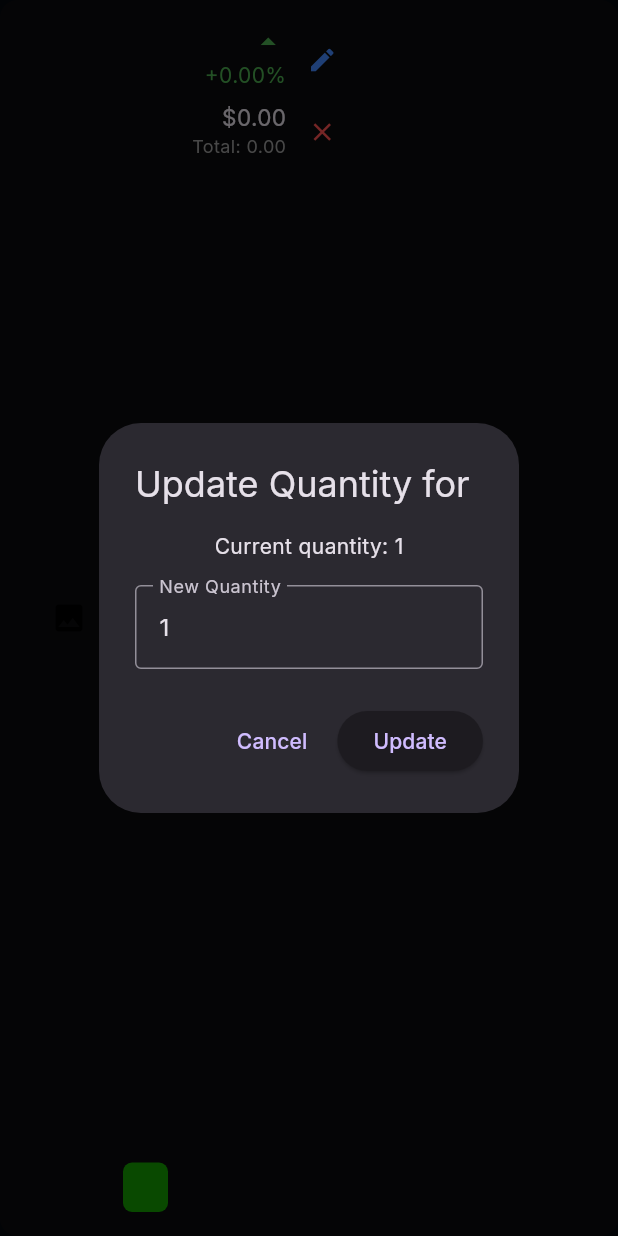
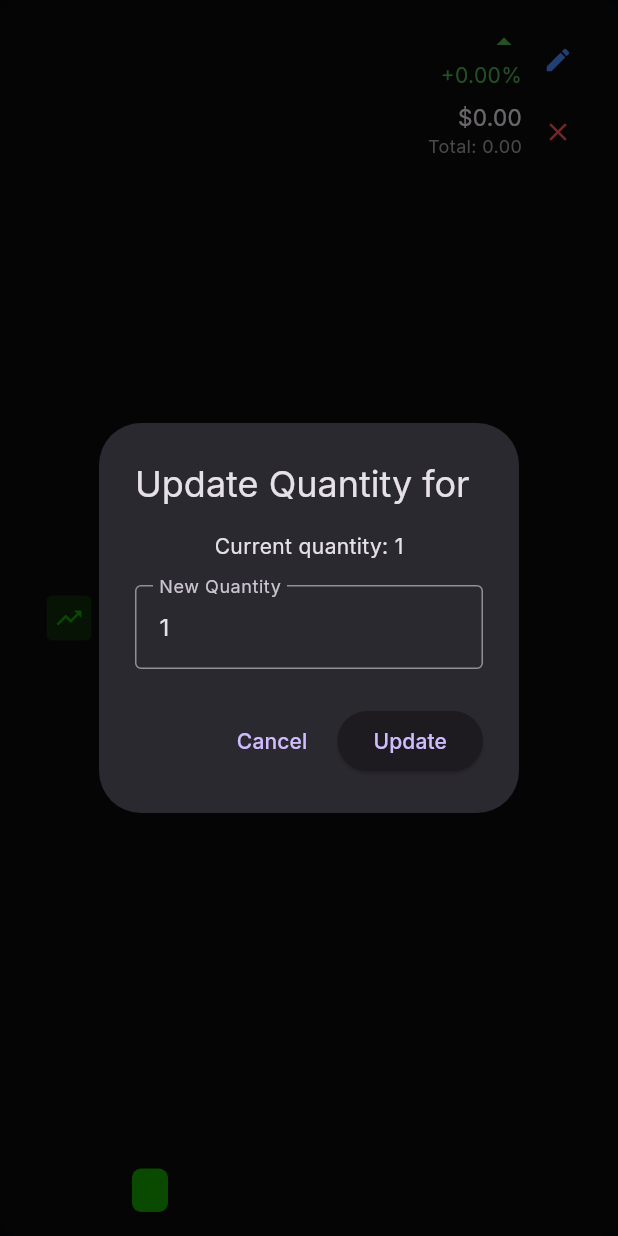
Before and after one commit to MadebyDaris/dogonomics, a Flutter app: the StockCard widget shown alone on an empty page, opened directly with empty values, after a tap on the "edit" icon, on a phone screen of 412 x 824 dp. Run offline on Flutter 3.47's test engine with Material 3 defaults, Android fonts, the phone set to English and light mode, and no system bars; our stand-ins replace cloud_firestore, dio, firebase_auth, firebase_core, fl_chart, google_fonts and 1 more; accounts and stored records are empty; network calls fail.

Commit message:
minor fixes

```diff
--- a/lib/backend/dogonomicsApi.dart
+++ b/lib/backend/dogonomicsApi.dart
@@ -1,6 +1,36 @@
 import 'dart:convert';
 
 import 'package:http/http.dart' as http;
+
+class CompanyProfile {
+  final String symbol;
+  final String name;
+  final String logo;
+  final String description;
+  final String exchange;
+  final String website;
+
+  CompanyProfile({
+    required this.symbol,
+    required this.name,
+    required this.logo,
+    required this.description,
+    required this.exchange,
+    required this.website,
+  });
+
+  factory CompanyProfile.fromJson(Map<String, dynamic> json) {
+    return CompanyProfile(
+      symbol: json['symbol'] ?? '',
+      name: json['name'] ?? '',
+      logo: json['logo'] ?? '',
+      description: json['description'] ?? '',
+      exchange: json['exchange'] ?? '',
+      website: json['website'] ?? '',
+    );
+  }
+}
+
 
 class StockData {
   final String companyName;
@@ -201,9 +231,11 @@ class DogonomicsAPI {
         final data = json.decode(response.body);
         return CompanyProfile.fromJson(data);
       } else {
+        print('Failed to load company profile for $symbol: ${response.statusCode}');
         return null;
       }
     } catch (e) {
+      print('Error loading company profile for $symbol: $e');
       return null;
     }
   }
--- a/lib/backend/stockHandler.dart
+++ b/lib/backend/stockHandler.dart
@@ -24,7 +24,8 @@ class StockCard extends StatefulWidget {
 }
 
 class _StockCardState extends State<StockCard> {
-  String? logoPath;
+  String? logoUrl;
+  bool isLoadingLogo = true;
 
   @override
   void initState() {
@@ -34,16 +35,27 @@ class _StockCardState extends State<StockCard> {
 
   Future<void> _loadLogo() async {
     try {
-      final profile = await DogonomicsApi().getCompanyProfile(widget.stock.symbol);
-      if (profile != null && profile.logo.isNotEmpty) {
+      final profile = await DogonomicsAPI.getCompanyProfile(widget.stock.symbol);
+      if (mounted && profile != null && profile.logo.isNotEmpty) {
         setState(() {
-          logoPath = profile.logo;
+          logoUrl = profile.logo;
+          isLoadingLogo = false;
+        });
+      } else {
+        setState(() {
+          isLoadingLogo = false;
         });
       }
     } catch (e) {
-      print('Failed to load logo: $e');
+      print('Failed to load logo for ${widget.stock.symbol}: $e');
+      if (mounted) {
+        setState(() {
+          isLoadingLogo = false;
+        });
       }
     }
+  }
+
 
   void _showQuantityDialog() {
     final TextEditingController controller = TextEditingController(
@@ -121,14 +133,13 @@ class _StockCardState extends State<StockCard> {
               ),
             padding: EdgeInsets.all(15),
             child: Center(
-              child: logoPath != null
-                  ? Image.network(logoPath!, width: 30, height: 30)
-                  : Icon(Icons.image, size: 24, color: Colors.black),
+              child: _buildLogo(),
             ),
           ),
 
-          SizedBox(width: 6),
-
+          SizedBox(width: 12),
+          Expanded(
+          child:
             Column(
               crossAxisAlignment: CrossAxisAlignment.start,
               children: [
@@ -138,23 +149,30 @@ class _StockCardState extends State<StockCard> {
                   style: TextStyle(fontSize: 18, fontWeight: FontWeight.bold, color: Colors.white),
                   maxLines: 2,
                   overflow: TextOverflow.ellipsis,
-                softWrap: true,
                 ),
               ),
+
               SizedBox(width: 8),
+
+              // SYMBOL
               Container(
-              padding: EdgeInsets.symmetric(vertical: 8, horizontal: 15),
+                padding: EdgeInsets.symmetric(vertical: 6, horizontal: 12),
                 decoration: BoxDecoration(
                   color: ACCENT_COLOR,
                   borderRadius: BorderRadius.circular(6),
                 ),
-              child: Column(children: [ Text(
+                child:
+                Column(
+                  children: [
+                    Text(
                       widget.stock.symbol,
                       style: TextStyle(fontSize: 12, fontWeight: FontWeight.bold, color: Colors.black),
                     ),
-              ],)
+                  ],
+                )
               ),
             ]),
+          ),
 
           SizedBox(width: 16),
 
@@ -198,4 +216,63 @@ class _StockCardState extends State<StockCard> {
     )
     );
   }
+    Widget _buildLogo() {
+    if (isLoadingLogo) {
+      return SizedBox(
+        width: 24,
+        height: 24,
+        child: CircularProgressIndicator(
+          strokeWidth: 2,
+          valueColor: AlwaysStoppedAnimation<Color>(ACCENT_COLOR),
+        ),
+      );
     }
+
+    if (logoUrl != null && logoUrl!.isNotEmpty) {
+      return ClipRRect(
+        borderRadius: BorderRadius.circular(4),
+        child: Image.network(
+          logoUrl!,
+          width: 36,
+          height: 36,
+          fit: BoxFit.contain,
+          errorBuilder: (context, error, stackTrace) {
+            return _buildFallbackIcon();
+          },
+          loadingBuilder: (context, child, loadingProgress) {
+            if (loadingProgress == null) return child;
+            return SizedBox(
+              width: 24,
+              height: 24,
+              child: CircularProgressIndicator(
+                strokeWidth: 2,
+                valueColor: AlwaysStoppedAnimation<Color>(ACCENT_COLOR),
+                value: loadingProgress.expectedTotalBytes != null
+                    ? loadingProgress.cumulativeBytesLoaded / loadingProgress.expectedTotalBytes!
+                    : null,
+              ),
+            );
+          },
+        ),
+      );
+    }
+
+    return _buildFallbackIcon();
+  }
+
+  Widget _buildFallbackIcon() {
+    return Container(
+      width: 36,
+      height: 36,
+      decoration: BoxDecoration(
+        color: ACCENT_COLOR.withOpacity(0.2),
+        borderRadius: BorderRadius.circular(4),
+      ),
+      child: Icon(
+        Icons.trending_up,
+        size: 20,
+        color: ACCENT_COLOR,
+      ),
+    );
+  }
+}
```
Lines whose indentation alone changed are shown as unchanged.
